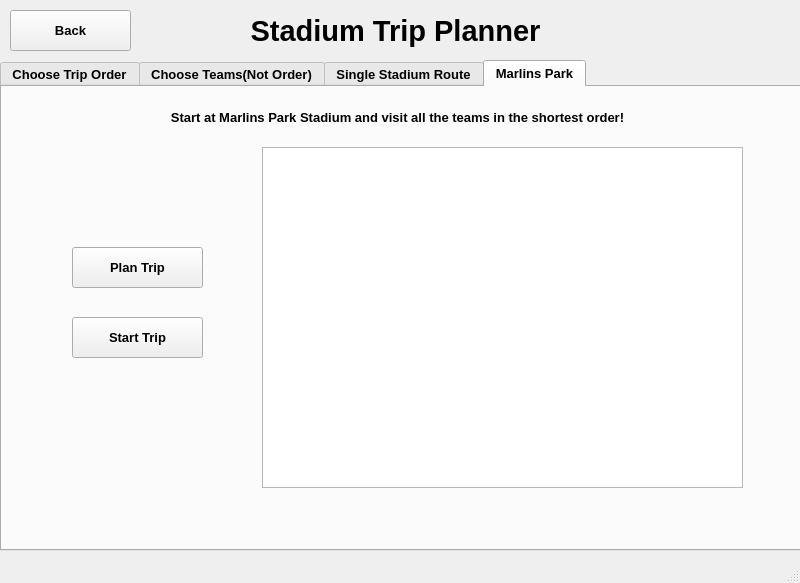
The window that StadiumTourProject/mainwindow.ui (joeyCampbelll/CS1D-Project-2) describes before a commit, drawn with Qt 5.
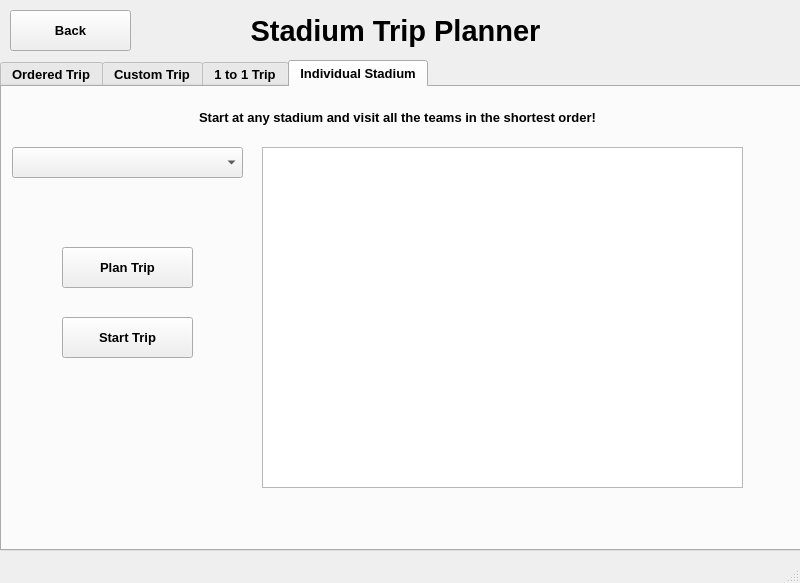
The same window after the commit. The open tabs and pages were chosen to show the change.

Commit message: Updated trip planner with requested changes

What changed in the file:
```diff
--- a/StadiumTourProject/mainwindow.ui
+++ b/StadiumTourProject/mainwindow.ui
@@ -1741,7 +1741,7 @@
       </property>
       <widget class="QWidget" name="ChooseOrder">
        <attribute name="title">
-        <string>Choose Trip Order</string>
+        <string>Ordered Trip</string>
        </attribute>
        <widget class="QTextBrowser" name="textBrowser_CTO">
         <property name="geometry">
@@ -1841,7 +1841,7 @@
       </widget>
       <widget class="QWidget" name="CustomTrip">
        <attribute name="title">
-        <string>Choose Teams(Not Order)</string>
+        <string>Custom Trip</string>
        </attribute>
        <widget class="QScrollArea" name="scrollArea_displayAllStadiumsSSR">
         <property name="geometry">
@@ -1931,7 +1931,7 @@
       </widget>
       <widget class="QWidget" name="SingleRoute">
        <attribute name="title">
-        <string>Single Stadium Route</string>
+        <string>1 to 1 Trip</string>
        </attribute>
        <widget class="QLabel" name="label_22">
         <property name="geometry">
@@ -2085,7 +2085,7 @@
       </widget>
       <widget class="QWidget" name="tab">
        <attribute name="title">
-        <string>Marlins Park</string>
+        <string>Individual Stadium</string>
        </attribute>
        <widget class="QLabel" name="label_25">
         <property name="geometry">
@@ -2097,7 +2097,7 @@
          </rect>
         </property>
         <property name="text">
-         <string>Start at Marlins Park Stadium and visit all the teams in the shortest order!</string>
+         <string>Start at any stadium and visit all the teams in the shortest order!</string>
         </property>
         <property name="alignment">
          <set>Qt::AlignCenter</set>
@@ -2106,7 +2106,7 @@
        <widget class="QPushButton" name="planTripButton_MiamiMarlins">
         <property name="geometry">
          <rect>
-          <x>70</x>
+          <x>60</x>
           <y>160</y>
           <width>131</width>
           <height>41</height>
@@ -2119,7 +2119,7 @@
        <widget class="QPushButton" name="startTripButton_MiamiMarlins">
         <property name="geometry">
          <rect>
-          <x>70</x>
+          <x>60</x>
           <y>230</y>
           <width>131</width>
           <height>41</height>
@@ -2139,6 +2139,16 @@
          </rect>
         </property>
        </widget>
+       <widget class="QComboBox" name="comboBox_individualStadium">
+        <property name="geometry">
+         <rect>
+          <x>10</x>
+          <y>60</y>
+          <width>231</width>
+          <height>31</height>
+         </rect>
+        </property>
+       </widget>
       </widget>
      </widget>
      <widget class="QPushButton" name="backButton_tripPlanner">
```
Left out of the diff: 2 changed lines with no effect on the pictures. The commit also changes 2 other files.
